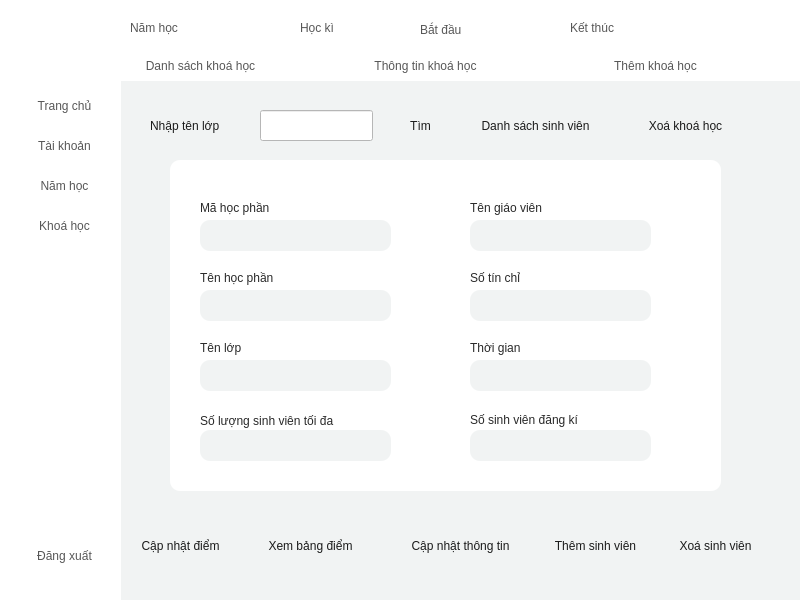
Before: the Qt Designer form mainwindow.ui in thuytranj/Course_Management_System, drawn with Qt 5.
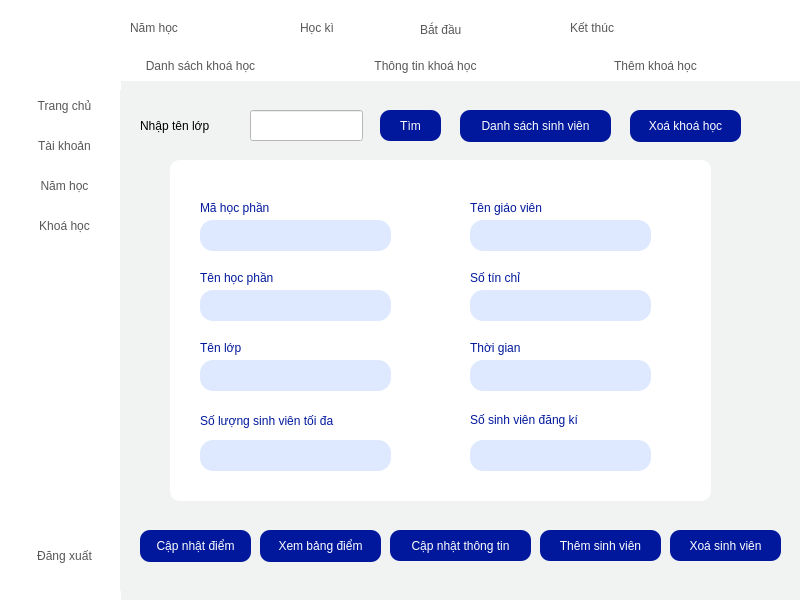
After: the same form once the commit is applied. The open tabs and pages were chosen to show the change.

```diff
--- a/mainwindow.ui
+++ b/mainwindow.ui
@@ -2512,9 +2512,9 @@
      <widget class="QStackedWidget" name="stackedWidget_3">
       <property name="geometry">
        <rect>
-        <x>150</x>
+        <x>140</x>
         <y>110</y>
-        <width>661</width>
+        <width>671</width>
         <height>501</height>
        </rect>
       </property>
@@ -2702,21 +2702,30 @@
          </rect>
         </property>
         <property name="styleSheet">
-         <string notr="true">QPushButton{
-	border:none;
-	color: rgb(27, 27, 27);
-	font: 700 14pt &quot;Arial&quot;;
-	border-radius:10px;
+         <string notr="true">QPushButton
+{
+color: rgb(255, 255, 255);
+font: 300 14pt &quot;Josefin Sans Medium&quot;;
+border-radius: 10px;
+background-color: rgb(1, 24, 156);
+padding: 5px;
 }
 QPushButton:Hover
 {
-	border:none;
-	color:rgb(255, 255, 255);
-	background-color: rgb(0, 89, 255);
-	border-radius:5px;
-	font: 700 14pt &quot;Arial&quot;;
-	border-radius:10px;
-}</string>
+color: rgb(1, 24, 156);
+font: 300 14pt &quot;Josefin Sans SemiBold&quot;;
+background-color: rgb(222, 233, 255);
+border-radius: 10px;
+}
+QPushButton:Pressed
+{
+color: rgb(0,0,0);
+font: 300 14pt &quot;Josefin Sans Medium&quot;;
+border-radius: 10px;
+background-color: rgb(255, 255, 255);
+padding: 5px;
+}
+</string>
         </property>
         <property name="text">
          <string>Tìm</string>
@@ -2732,8 +2741,8 @@
          </rect>
         </property>
         <property name="styleSheet">
-         <string notr="true">font: 700 14pt &quot;Arial&quot;;
-color: rgb(27, 27, 27);</string>
+         <string notr="true">	color: rgb(0, 0, 0);
+	font: 300 14pt &quot;Josefin Sans Medium&quot;;</string>
         </property>
         <property name="text">
          <string>Nhập tên lớp</string>
@@ -2756,10 +2765,10 @@
        <widget class="QWidget" name="widget_11" native="true">
         <property name="geometry">
          <rect>
-          <x>40</x>
+          <x>50</x>
           <y>70</y>
-          <width>551</width>
-          <height>331</height>
+          <width>541</width>
+          <height>341</height>
          </rect>
         </property>
         <property name="styleSheet">
@@ -2776,8 +2785,9 @@
           </rect>
          </property>
          <property name="styleSheet">
-          <string notr="true">color: rgb(41, 41, 41);
-font: 14pt &quot;Arial&quot;;</string>
+          <string notr="true">font: 500 14pt &quot;Josefin Sans Medium&quot;;
+color: rgb(1, 24, 156);
+border: none;</string>
          </property>
          <property name="text">
           <string>Mã học phần</string>
@@ -2793,8 +2803,9 @@
           </rect>
          </property>
          <property name="styleSheet">
-          <string notr="true">color: rgb(41, 41, 41);
-font: 14pt &quot;Arial&quot;;</string>
+          <string notr="true">font: 500 14pt &quot;Josefin Sans Medium&quot;;
+color: rgb(1, 24, 156);
+border: none;</string>
          </property>
          <property name="text">
           <string>Tên giáo viên</string>
@@ -2810,8 +2821,9 @@
           </rect>
          </property>
          <property name="styleSheet">
-          <string notr="true">color: rgb(41, 41, 41);
-font: 14pt &quot;Arial&quot;;</string>
+          <string notr="true">font: 500 14pt &quot;Josefin Sans Medium&quot;;
+color: rgb(1, 24, 156);
+border: none;</string>
          </property>
          <property name="text">
           <string>Tên học phần</string>
@@ -2827,8 +2839,9 @@
           </rect>
          </property>
          <property name="styleSheet">
-          <string notr="true">color: rgb(41, 41, 41);
-font: 14pt &quot;Arial&quot;;</string>
+          <string notr="true">font: 500 14pt &quot;Josefin Sans Medium&quot;;
+color: rgb(1, 24, 156);
+border: none;</string>
          </property>
          <property name="text">
           <string>Số tín chỉ</string>
@@ -2844,8 +2857,9 @@
           </rect>
          </property>
          <property name="styleSheet">
-          <string notr="true">color: rgb(41, 41, 41);
-font: 14pt &quot;Arial&quot;;</string>
+          <string notr="true">font: 500 14pt &quot;Josefin Sans Medium&quot;;
+color: rgb(1, 24, 156);
+border: none;</string>
          </property>
          <property name="text">
           <string>Tên lớp</string>
@@ -2861,8 +2875,9 @@
           </rect>
          </property>
          <property name="styleSheet">
-          <string notr="true">color: rgb(41, 41, 41);
-font: 14pt &quot;Arial&quot;;</string>
+          <string notr="true">font: 500 14pt &quot;Josefin Sans Medium&quot;;
+color: rgb(1, 24, 156);
+border: none;</string>
          </property>
          <property name="text">
           <string>Thời gian</string>
@@ -2878,9 +2893,12 @@
           </rect>
          </property>
          <property name="styleSheet">
-          <string notr="true">color: rgb(55, 55, 55);
-background-color: rgb(241, 243, 243);
-</string>
+          <string notr="true">color: rgb(0, 0, 0);
+background-color: rgb(222, 233, 255);
+border-radius: 13px;
+border-top-color: rgba(0, 0, 0, 252);
+padding: 3px;
+font: 500 14pt &quot;Josefin Sans Medium&quot;;</string>
          </property>
          <property name="readOnly">
           <bool>true</bool>
@@ -2896,9 +2914,12 @@
           </rect>
          </property>
          <property name="styleSheet">
-          <string notr="true">color: rgb(55, 55, 55);
-background-color: rgb(241, 243, 243);
-</string>
+          <string notr="true">color: rgb(0, 0, 0);
+background-color: rgb(222, 233, 255);
+border-radius: 13px;
+border-top-color: rgba(0, 0, 0, 252);
+padding: 3px;
+font: 500 14pt &quot;Josefin Sans Medium&quot;;</string>
          </property>
          <property name="readOnly">
           <bool>true</bool>
@@ -2914,9 +2935,12 @@
           </rect>
          </property>
          <property name="styleSheet">
-          <string notr="true">color: rgb(55, 55, 55);
-background-color: rgb(241, 243, 243);
-</string>
+          <string notr="true">color: rgb(0, 0, 0);
+background-color: rgb(222, 233, 255);
+border-radius: 13px;
+border-top-color: rgba(0, 0, 0, 252);
+padding: 3px;
+font: 500 14pt &quot;Josefin Sans Medium&quot;;</string>
          </property>
          <property name="readOnly">
           <bool>true</bool>
@@ -2932,9 +2956,12 @@
           </rect>
          </property>
          <property name="styleSheet">
-          <string notr="true">color: rgb(55, 55, 55);
-background-color: rgb(241, 243, 243);
-</string>
+          <string notr="true">color: rgb(0, 0, 0);
+background-color: rgb(222, 233, 255);
+border-radius: 13px;
+border-top-color: rgba(0, 0, 0, 252);
+padding: 3px;
+font: 500 14pt &quot;Josefin Sans Medium&quot;;</string>
          </property>
          <property name="readOnly">
           <bool>true</bool>
@@ -2950,9 +2977,12 @@
           </rect>
          </property>
          <property name="styleSheet">
-          <string notr="true">color: rgb(55, 55, 55);
-background-color: rgb(241, 243, 243);
-</string>
+          <string notr="true">color: rgb(0, 0, 0);
+background-color: rgb(222, 233, 255);
+border-radius: 13px;
+border-top-color: rgba(0, 0, 0, 252);
+padding: 3px;
+font: 500 14pt &quot;Josefin Sans Medium&quot;;</string>
          </property>
          <property name="readOnly">
           <bool>true</bool>
@@ -2968,9 +2998,12 @@
           </rect>
          </property>
          <property name="styleSheet">
-          <string notr="true">color: rgb(55, 55, 55);
-background-color: rgb(241, 243, 243);
-</string>
+          <string notr="true">color: rgb(0, 0, 0);
+background-color: rgb(222, 233, 255);
+border-radius: 13px;
+border-top-color: rgba(0, 0, 0, 252);
+padding: 3px;
+font: 500 14pt &quot;Josefin Sans Medium&quot;;</string>
          </property>
          <property name="readOnly">
           <bool>true</bool>
@@ -2986,8 +3019,9 @@
           </rect>
          </property>
          <property name="styleSheet">
-          <string notr="true">color: rgb(41, 41, 41);
-font: 14pt &quot;Arial&quot;;</string>
+          <string notr="true">font: 500 14pt &quot;Josefin Sans Medium&quot;;
+color: rgb(1, 24, 156);
+border: none;</string>
          </property>
          <property name="text">
           <string>Số lượng sinh viên tối đa</string>
@@ -3003,8 +3037,9 @@
           </rect>
          </property>
          <property name="styleSheet">
-          <string notr="true">color: rgb(41, 41, 41);
-font: 14pt &quot;Arial&quot;;</string>
+          <string notr="true">font: 500 14pt &quot;Josefin Sans Medium&quot;;
+color: rgb(1, 24, 156);
+border: none;</string>
          </property>
          <property name="text">
           <string>Số sinh viên đăng kí</string>
@@ -3014,15 +3049,18 @@
          <property name="geometry">
           <rect>
            <x>30</x>
-           <y>270</y>
+           <y>280</y>
            <width>191</width>
            <height>31</height>
           </rect>
          </property>
          <property name="styleSheet">
-          <string notr="true">color: rgb(55, 55, 55);
-background-color: rgb(241, 243, 243);
-</string>
+          <string notr="true">color: rgb(0, 0, 0);
+background-color: rgb(222, 233, 255);
+border-radius: 13px;
+border-top-color: rgba(0, 0, 0, 252);
+padding: 3px;
+font: 500 14pt &quot;Josefin Sans Medium&quot;;</string>
          </property>
          <property name="readOnly">
           <bool>true</bool>
@@ -3032,15 +3070,18 @@
          <property name="geometry">
           <rect>
            <x>300</x>
-           <y>270</y>
+           <y>280</y>
            <width>181</width>
            <height>31</height>
           </rect>
          </property>
          <property name="styleSheet">
-          <string notr="true">color: rgb(55, 55, 55);
-background-color: rgb(241, 243, 243);
-</string>
+          <string notr="true">color: rgb(0, 0, 0);
+background-color: rgb(222, 233, 255);
+border-radius: 13px;
+border-top-color: rgba(0, 0, 0, 252);
+padding: 3px;
+font: 500 14pt &quot;Josefin Sans Medium&quot;;</string>
          </property>
          <property name="readOnly">
           <bool>true</bool>
@@ -3050,28 +3091,37 @@
        <widget class="QPushButton" name="updateCourseInfo">
         <property name="geometry">
          <rect>
-          <x>260</x>
+          <x>270</x>
           <y>440</y>
           <width>141</width>
           <height>31</height>
          </rect>
         </property>
         <property name="styleSheet">
-         <string notr="true">QPushButton{
-	border:none;
-	color: rgb(27, 27, 27);
-	font: 700 14pt &quot;Arial&quot;;
-	border-radius:10px;
+         <string notr="true">QPushButton
+{
+color: rgb(255, 255, 255);
+font: 300 14pt &quot;Josefin Sans Medium&quot;;
+border-radius: 10px;
+background-color: rgb(1, 24, 156);
+padding: 5px;
 }
 QPushButton:Hover
 {
-	border:none;
-	color:rgb(255, 255, 255);
-	background-color: rgb(0, 89, 255);
-	border-radius:5px;
-	font: 700 14pt &quot;Arial&quot;;
-	border-radius:10px;
-}</string>
+color: rgb(1, 24, 156);
+font: 300 14pt &quot;Josefin Sans SemiBold&quot;;
+background-color: rgb(222, 233, 255);
+border-radius: 10px;
+}
+QPushButton:Pressed
+{
+color: rgb(0,0,0);
+font: 300 14pt &quot;Josefin Sans Medium&quot;;
+border-radius: 10px;
+background-color: rgb(255, 255, 255);
+padding: 5px;
+}
+</string>
         </property>
         <property name="text">
          <string>Cập nhật thông tin</string>
@@ -3080,28 +3130,37 @@
        <widget class="QPushButton" name="addStudent">
         <property name="geometry">
          <rect>
-          <x>410</x>
+          <x>420</x>
           <y>440</y>
-          <width>111</width>
+          <width>121</width>
           <height>31</height>
          </rect>
         </property>
         <property name="styleSheet">
-         <string notr="true">QPushButton{
-	border:none;
-	color: rgb(27, 27, 27);
-	font: 700 14pt &quot;Arial&quot;;
-	border-radius:10px;
+         <string notr="true">QPushButton
+{
+color: rgb(255, 255, 255);
+font: 300 14pt &quot;Josefin Sans Medium&quot;;
+border-radius: 10px;
+background-color: rgb(1, 24, 156);
+padding: 5px;
 }
 QPushButton:Hover
 {
-	border:none;
-	color:rgb(255, 255, 255);
-	background-color: rgb(0, 89, 255);
-	border-radius:5px;
-	font: 700 14pt &quot;Arial&quot;;
-	border-radius:10px;
-}</string>
+color: rgb(1, 24, 156);
+font: 300 14pt &quot;Josefin Sans SemiBold&quot;;
+background-color: rgb(222, 233, 255);
+border-radius: 10px;
+}
+QPushButton:Pressed
+{
+color: rgb(0,0,0);
+font: 300 14pt &quot;Josefin Sans Medium&quot;;
+border-radius: 10px;
+background-color: rgb(255, 255, 255);
+padding: 5px;
+}
+</string>
         </property>
         <property name="text">
          <string>Thêm sinh viên</string>
@@ -3110,28 +3169,37 @@
        <widget class="QPushButton" name="listStudentInClass_2">
         <property name="geometry">
          <rect>
-          <x>330</x>
+          <x>340</x>
           <y>20</y>
           <width>151</width>
           <height>32</height>
          </rect>
         </property>
         <property name="styleSheet">
-         <string notr="true">QPushButton{
-	border:none;
-	color: rgb(27, 27, 27);
-	font: 700 14pt &quot;Arial&quot;;
-	border-radius:10px;
+         <string notr="true">QPushButton
+{
+color: rgb(255, 255, 255);
+font: 300 14pt &quot;Josefin Sans Medium&quot;;
+border-radius: 10px;
+background-color: rgb(1, 24, 156);
+padding: 5px;
 }
 QPushButton:Hover
 {
-	border:none;
-	color:rgb(255, 255, 255);
-	background-color: rgb(0, 89, 255);
-	border-radius:5px;
-	font: 700 14pt &quot;Arial&quot;;
-	border-radius:10px;
-}</string>
+color: rgb(1, 24, 156);
+font: 300 14pt &quot;Josefin Sans SemiBold&quot;;
+background-color: rgb(222, 233, 255);
+border-radius: 10px;
+}
+QPushButton:Pressed
+{
+color: rgb(0,0,0);
+font: 300 14pt &quot;Josefin Sans Medium&quot;;
+border-radius: 10px;
+background-color: rgb(255, 255, 255);
+padding: 5px;
+}
+</string>
         </property>
         <property name="text">
          <string>Danh sách sinh viên</string>
@@ -3140,28 +3208,37 @@
        <widget class="QPushButton" name="importFile">
         <property name="geometry">
          <rect>
-          <x>-10</x>
+          <x>20</x>
           <y>440</y>
-          <width>121</width>
+          <width>111</width>
           <height>32</height>
          </rect>
         </property>
         <property name="styleSheet">
-         <string notr="true">QPushButton{
-	border:none;
-	color: rgb(27, 27, 27);
-	font: 700 14pt &quot;Arial&quot;;
-	border-radius:10px;
+         <string notr="true">QPushButton
+{
+color: rgb(255, 255, 255);
+font: 300 14pt &quot;Josefin Sans Medium&quot;;
+border-radius: 10px;
+background-color: rgb(1, 24, 156);
+padding: 5px;
 }
 QPushButton:Hover
 {
-	border:none;
-	color:rgb(255, 255, 255);
-	background-color: rgb(0, 89, 255);
-	border-radius:5px;
-	font: 700 14pt &quot;Arial&quot;;
-	border-radius:10px;
-}</string>
+color: rgb(1, 24, 156);
+font: 300 14pt &quot;Josefin Sans SemiBold&quot;;
+background-color: rgb(222, 233, 255);
+border-radius: 10px;
+}
+QPushButton:Pressed
+{
+color: rgb(0,0,0);
+font: 300 14pt &quot;Josefin Sans Medium&quot;;
+border-radius: 10px;
+background-color: rgb(255, 255, 255);
+padding: 5px;
+}
+</string>
         </property>
         <property name="text">
          <string>Cập nhật điểm</string>
@@ -3170,28 +3247,37 @@
        <widget class="QPushButton" name="viewScoreBoard">
         <property name="geometry">
          <rect>
-          <x>120</x>
+          <x>140</x>
           <y>440</y>
           <width>121</width>
           <height>32</height>
          </rect>
         </property>
         <property name="styleSheet">
-         <string notr="true">QPushButton{
-	border:none;
-	color: rgb(27, 27, 27);
-	font: 700 14pt &quot;Arial&quot;;
-	border-radius:10px;
+         <string notr="true">QPushButton
+{
+color: rgb(255, 255, 255);
+font: 300 14pt &quot;Josefin Sans Medium&quot;;
+border-radius: 10px;
+background-color: rgb(1, 24, 156);
+padding: 5px;
 }
 QPushButton:Hover
 {
-	border:none;
-	color:rgb(255, 255, 255);
-	background-color: rgb(0, 89, 255);
-	border-radius:5px;
-	font: 700 14pt &quot;Arial&quot;;
-	border-radius:10px;
-}</string>
+color: rgb(1, 24, 156);
+font: 300 14pt &quot;Josefin Sans SemiBold&quot;;
+background-color: rgb(222, 233, 255);
+border-radius: 10px;
+}
+QPushButton:Pressed
+{
+color: rgb(0,0,0);
+font: 300 14pt &quot;Josefin Sans Medium&quot;;
+border-radius: 10px;
+background-color: rgb(255, 255, 255);
+padding: 5px;
+}
+</string>
         </property>
         <property name="text">
          <string>Xem bảng điểm</string>
@@ -3200,28 +3286,37 @@
        <widget class="QPushButton" name="removeAStudent">
         <property name="geometry">
          <rect>
-          <x>530</x>
+          <x>550</x>
           <y>440</y>
           <width>111</width>
           <height>31</height>
          </rect>
         </property>
         <property name="styleSheet">
-         <string notr="true">QPushButton{
-	border:none;
-	color: rgb(27, 27, 27);
-	font: 700 14pt &quot;Arial&quot;;
-	border-radius:10px;
+         <string notr="true">QPushButton
+{
+color: rgb(255, 255, 255);
+font: 300 14pt &quot;Josefin Sans Medium&quot;;
+border-radius: 10px;
+background-color: rgb(1, 24, 156);
+padding: 5px;
 }
 QPushButton:Hover
 {
-	border:none;
-	color:rgb(255, 255, 255);
-	background-color: rgb(0, 89, 255);
-	border-radius:5px;
-	font: 700 14pt &quot;Arial&quot;;
-	border-radius:10px;
-}</string>
+color: rgb(1, 24, 156);
+font: 300 14pt &quot;Josefin Sans SemiBold&quot;;
+background-color: rgb(222, 233, 255);
+border-radius: 10px;
+}
+QPushButton:Pressed
+{
+color: rgb(0,0,0);
+font: 300 14pt &quot;Josefin Sans Medium&quot;;
+border-radius: 10px;
+background-color: rgb(255, 255, 255);
+padding: 5px;
+}
+</string>
         </property>
         <property name="text">
          <string>Xoá sinh viên</string>
@@ -3230,28 +3325,37 @@
        <widget class="QPushButton" name="deleteCourse">
         <property name="geometry">
          <rect>
-          <x>500</x>
+          <x>510</x>
           <y>20</y>
           <width>111</width>
           <height>32</height>
          </rect>
         </property>
         <property name="styleSheet">
-         <string notr="true">QPushButton{
-	border:none;
-	color: rgb(27, 27, 27);
-	font: 700 14pt &quot;Arial&quot;;
-	border-radius:10px;
+         <string notr="true">QPushButton
+{
+color: rgb(255, 255, 255);
+font: 300 14pt &quot;Josefin Sans Medium&quot;;
+border-radius: 10px;
+background-color: rgb(1, 24, 156);
+padding: 5px;
 }
 QPushButton:Hover
 {
-	border:none;
-	color:rgb(255, 255, 255);
-	background-color: rgb(0, 89, 255);
-	border-radius:5px;
-	font: 700 14pt &quot;Arial&quot;;
-	border-radius:10px;
-}</string>
+color: rgb(1, 24, 156);
+font: 300 14pt &quot;Josefin Sans SemiBold&quot;;
+background-color: rgb(222, 233, 255);
+border-radius: 10px;
+}
+QPushButton:Pressed
+{
+color: rgb(0,0,0);
+font: 300 14pt &quot;Josefin Sans Medium&quot;;
+border-radius: 10px;
+background-color: rgb(255, 255, 255);
+padding: 5px;
+}
+</string>
         </property>
         <property name="text">
          <string>Xoá khoá học</string>
```
Left out of the diff: 2322 changed lines with no effect on the pictures.
